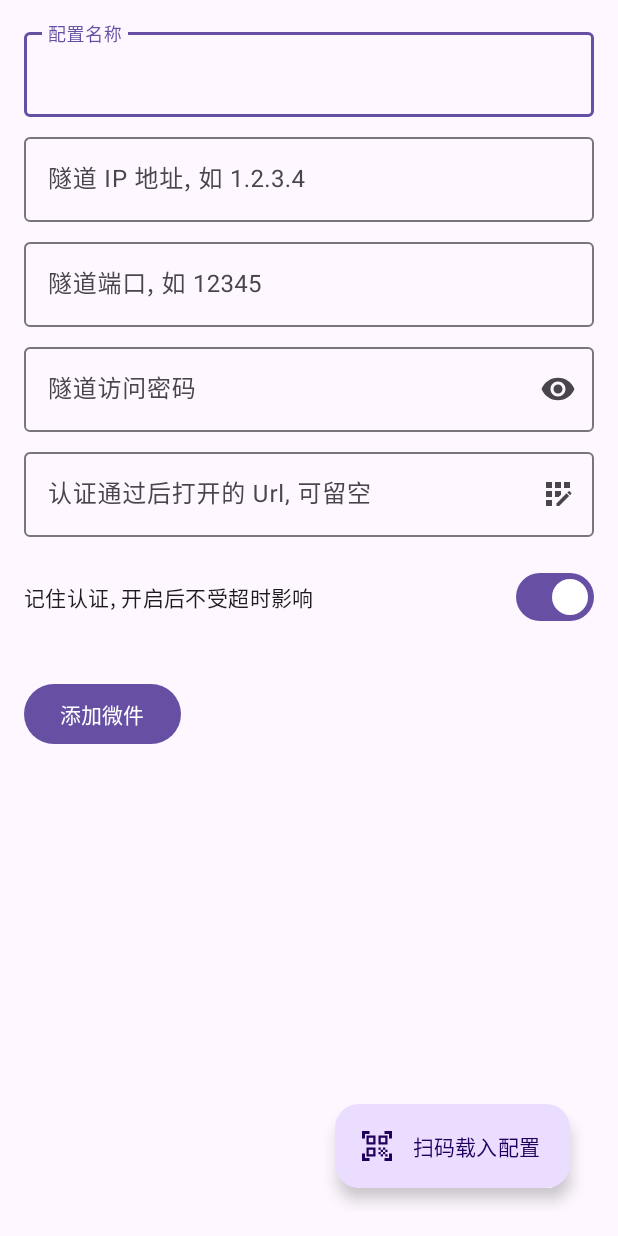
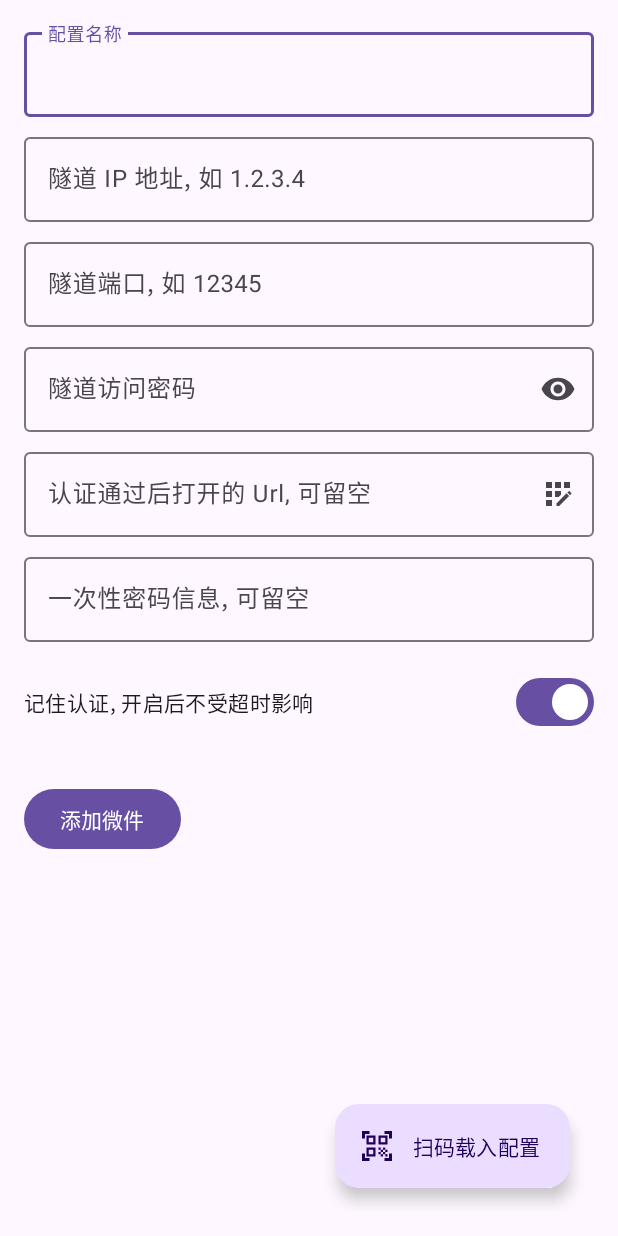
Before and after one commit to natfrp/auth-guest-android, an Android app: the AuthWidgetConfigureActivity screen opened directly, with no data from a screen before it, on a phone screen of 412 x 824 dp. Run offline under Robolectric (Android 15) with nearby library versions, the light colour scheme and no system bars; 1 statement that could not run was skipped.

Commit message:
add totp support

```diff
--- a/app/build.gradle.kts
+++ b/app/build.gradle.kts
@@ -63,14 +63,16 @@ dependencies {
     implementation("net.nicbell.material-lists:listitem:0.1.1")
     implementation("com.squareup.okhttp3:okhttp:4.11.0")
 
+    // QRCode Scan
     implementation("androidx.camera:camera-mlkit-vision:1.3.0-beta02")
     implementation("androidx.constraintlayout:constraintlayout:2.1.4")
-
     val cameraxVersion = "1.2.3"
     implementation( "androidx.camera:camera-core:${cameraxVersion}")
     implementation ("androidx.camera:camera-camera2:${cameraxVersion}")
     implementation ("androidx.camera:camera-lifecycle:${cameraxVersion}")
     implementation ("androidx.camera:camera-view:${cameraxVersion}")
+    implementation("com.google.mlkit:barcode-scanning:17.2.0")
 
-    implementation("com.google.mlkit:barcode-scanning:17.2.0")
+    // TOTP
+    implementation("commons-codec:commons-codec:1.16.0")
 }
--- a/app/src/main/java/com/natfrp/authguest/AuthWidget.kt
+++ b/app/src/main/java/com/natfrp/authguest/AuthWidget.kt
@@ -38,6 +38,7 @@ private const val PREF_PORT = "_port"
 private const val PREF_PASS = "_pass"
 private const val PREF_PERSIST = "_pers"
 private const val PREF_CB = "_cb"
+private const val PREF_TOTP = "_totp"
 
 class AuthWidgetManager {
     companion object {
@@ -81,6 +82,7 @@ class AuthWidgetManager {
             port: String,
             pass: String,
             callback: String,
+            totp: String,
             persist: Boolean
         ) {
             val prefs = context.getSharedPreferences(PREFS_NAME, 0).edit()
@@ -89,6 +91,7 @@ class AuthWidgetManager {
             prefs.putInt(PREF_PREFIX_KEY + appWidgetId + PREF_PORT, port.toInt())
             prefs.putString(PREF_PREFIX_KEY + appWidgetId + PREF_PASS, pass)
             prefs.putString(PREF_PREFIX_KEY + appWidgetId + PREF_CB, callback)
+            prefs.putString(PREF_PREFIX_KEY + appWidgetId + PREF_TOTP, totp)
             prefs.putBoolean(PREF_PREFIX_KEY + appWidgetId + PREF_PERSIST, persist)
             prefs.apply()
         }
@@ -107,6 +110,7 @@ class AuthWidgetManager {
                 prefs.getInt(PREF_PREFIX_KEY + appWidgetId + PREF_PORT, 0),
                 prefs.getString(PREF_PREFIX_KEY + appWidgetId + PREF_PASS, "") ?: return null,
                 prefs.getString(PREF_PREFIX_KEY + appWidgetId + PREF_CB, "") ?: return null,
+                prefs.getString(PREF_PREFIX_KEY + appWidgetId + PREF_TOTP, "") ?: return null,
                 prefs.getBoolean(PREF_PREFIX_KEY + appWidgetId + PREF_PERSIST, true)
             )
         }
@@ -124,5 +128,6 @@ class AuthRequest(
     val port: Int,
     val pw: String,
     val callback: String,
+    val totp: String,
     val persist: Boolean
 ) {}
--- a/app/src/main/java/com/natfrp/authguest/AuthWidgetConfigureActivity.kt
+++ b/app/src/main/java/com/natfrp/authguest/AuthWidgetConfigureActivity.kt
@@ -27,6 +27,7 @@ class AuthWidgetConfigureActivity : AppCompatActivity() {
     private lateinit var widgetPort: EditText
     private lateinit var widgetPass: EditText
     private lateinit var widgetCall: EditText
+    private lateinit var widgetTotp: EditText
     private lateinit var widgetPersist: com.google.android.material.materialswitch.MaterialSwitch
     private var onClickListener = View.OnClickListener {
         val context = this@AuthWidgetConfigureActivity
@@ -39,6 +40,7 @@ class AuthWidgetConfigureActivity : AppCompatActivity() {
             widgetPort.text.toString(),
             widgetPass.text.toString(),
             widgetCall.text.toString(),
+            widgetTotp.text.toString(),
             widgetPersist.isChecked
         )
 
@@ -68,6 +70,7 @@ class AuthWidgetConfigureActivity : AppCompatActivity() {
         widgetPort = binding.widgetPort.editText!!
         widgetPass = binding.widgetPass.editText!!
         widgetCall = binding.widgetCall.editText!!
+        widgetTotp = binding.widgetTotp.editText!!
         widgetPersist = binding.widgetPersist
         binding.addButton.setOnClickListener(onClickListener)
         binding.fab.setOnClickListener(scanCodeClick)
@@ -119,6 +122,7 @@ class AuthWidgetConfigureActivity : AppCompatActivity() {
                     widgetPort.setText(url.queryParameter("port"))
                     widgetPass.setText(url.queryParameter("pw"))
                     widgetCall.setText(url.queryParameter("cb"))
+                    widgetTotp.setText(url.queryParameter("totp"))
                 }
             }
         }
--- a/app/src/main/res/layout/auth_widget_configure.xml
+++ b/app/src/main/res/layout/auth_widget_configure.xml
@@ -3,7 +3,7 @@
     xmlns:app="http://schemas.android.com/apk/res-auto"
     android:layout_width="match_parent"
     android:layout_height="match_parent"
-    android:layout_marginTop="40dp"
+    android:layout_marginTop="20dp"
     android:orientation="vertical"
     android:padding="16dp">
 
@@ -75,12 +75,24 @@
             android:layout_height="wrap_content" />
     </com.google.android.material.textfield.TextInputLayout>
 
+    <com.google.android.material.textfield.TextInputLayout
+        android:id="@+id/widget_totp"
+        android:layout_width="match_parent"
+        android:layout_height="wrap_content"
+        android:layout_marginBottom="8dp"
+        android:hint="@string/widget_totp">
+
+        <com.google.android.material.textfield.TextInputEditText
+            android:layout_width="match_parent"
+            android:layout_height="wrap_content" />
+    </com.google.android.material.textfield.TextInputLayout>
+
     <com.google.android.material.materialswitch.MaterialSwitch
         android:id="@+id/widget_persist"
         android:layout_width="match_parent"
         android:layout_height="wrap_content"
+        android:layout_marginTop="8dp"
         android:checked="true"
-        android:layout_marginTop="8dp"
         android:text="@string/widget_persist" />
 
     <Button
@@ -107,7 +119,4 @@
             app:icon="@drawable/baseline_qr_code_scanner_24" />
     </androidx.coordinatorlayout.widget.CoordinatorLayout>
 
-
-
-
 </LinearLayout>
--- a/app/src/main/res/values/strings.xml
+++ b/app/src/main/res/values/strings.xml
@@ -18,6 +18,7 @@
     <string name="widget_port">隧道端口, 如 12345</string>
     <string name="widget_pass">隧道访问密码</string>
     <string name="widget_call">认证通过后打开的 Url, 可留空</string>
+    <string name="widget_totp">一次性密码信息, 可留空</string>
     <string name="widget_persist">记住认证, 开启后不受超时影响</string>
     <string name="add_widget">添加微件</string>
     <string name="app_widget_description">此微件用于快速执行 SakuraFrp 访问认证</string>
```
Also changed, not shown: app/src/main/java/com/natfrp/authguest/AuthWidgetClickReceiver.kt (+18 -0 lines), app/src/main/java/com/natfrp/authguest/TotpUtils.kt (added, +43 -0 lines).
